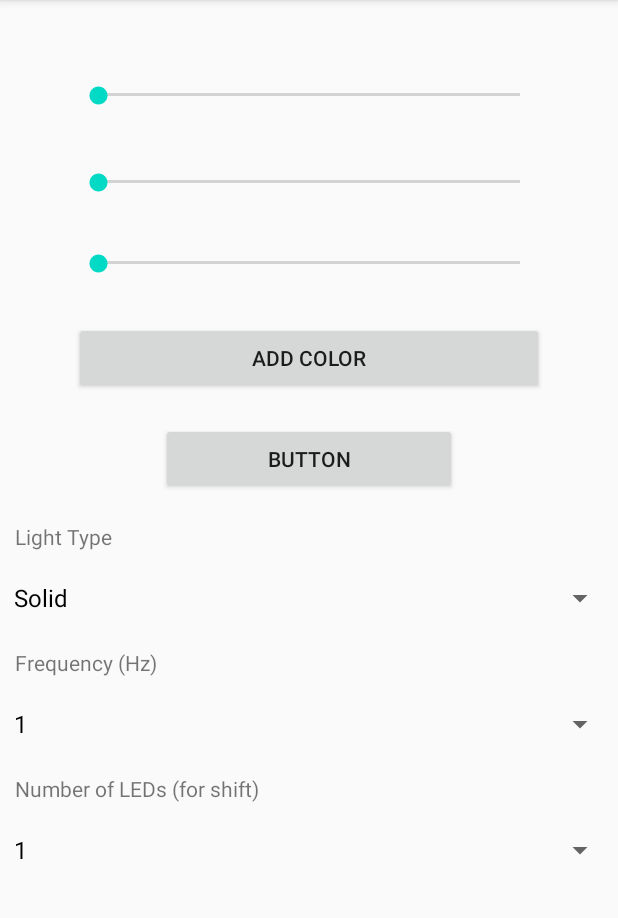
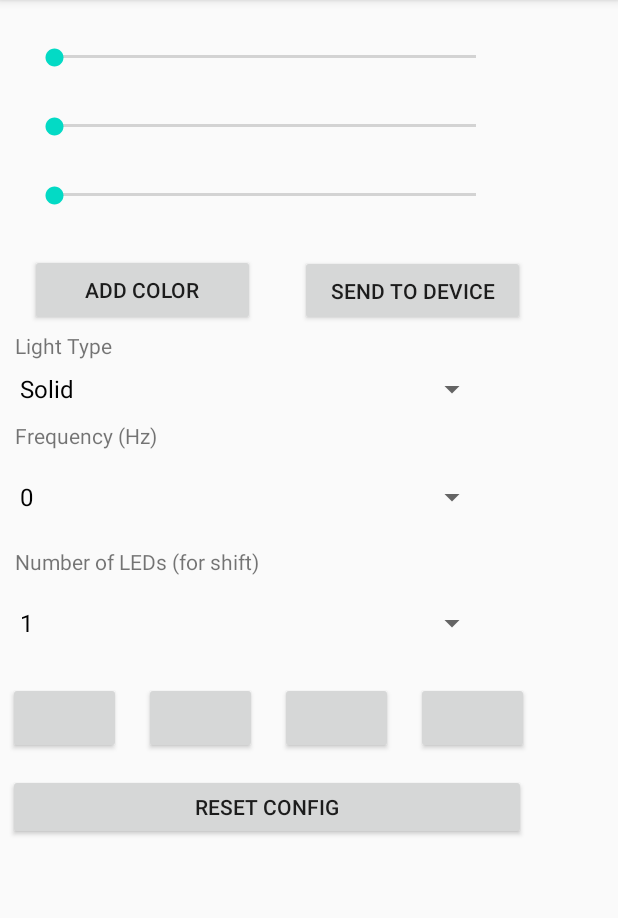
Before and after one commit to djcicala/RPILightControl, an Android app: the screen it shows after launch (MainActivity), on a phone screen of 412 x 824 dp, the part 84-1002 px from its top. Run offline under Robolectric (Android 15) with nearby library versions, the light colour scheme and no system bars.

Commit message:
4_5 added string building and clearing functionality, made work with the raspberry pi

```diff
--- a/Android_Application/app/src/main/java/com/example/light_controller/AddColorButtonListener.java
+++ b/Android_Application/app/src/main/java/com/example/light_controller/AddColorButtonListener.java
@@ -8,28 +8,50 @@
 package com.example.light_controller;
 
 /******************************* imports *********************************/
+import android.content.Context;
+import android.graphics.Color;
 import android.view.View;
 import android.widget.Button;
 import android.widget.SeekBar;
+import android.widget.Toast;
 
 public class AddColorButtonListener implements Button.OnClickListener
 {
     SeekBar redSeekBar, greenSeekBar, blueSeekBar; // local references of the color picker seekbars
     BluetoothMessageClass bluetoothMessage;        // local reference of the bluetooth message to send
+    Button[] colorButtons = new Button[4];         // local references of color buttons
+    Context context;
 
     /* constructor, creates local references of passed-in variables */
-    public AddColorButtonListener(SeekBar redSeekBar, SeekBar greenSeekBar, SeekBar blueSeekBar, BluetoothMessageClass bluetoothMessage)
+    public AddColorButtonListener(SeekBar redSeekBar, SeekBar greenSeekBar, SeekBar blueSeekBar, BluetoothMessageClass bluetoothMessage, Button[] colorButtons, Context context)
     {
         this.redSeekBar   = redSeekBar;
         this.greenSeekBar = greenSeekBar;
         this.blueSeekBar  = blueSeekBar;
         this.bluetoothMessage = bluetoothMessage;
+
+        this.context = context;
+
+        int i = 0;
+        for(i=0;i<4;i++)
+        {
+            this.colorButtons[i] = colorButtons[i];
+        }
     }
 
     /* called when the "add color" button is pressed */
     @Override
     public void onClick(View v)
     {
+        int index = this.bluetoothMessage.numColors;
+        if(index > 3)
+        {
+            Toast.makeText(context, "Too many colors!", Toast.LENGTH_LONG).show();
+        }
+        else
+        {
+            this.colorButtons[index].setBackgroundColor(Color.rgb(this.redSeekBar.getProgress(), this.greenSeekBar.getProgress(), this.blueSeekBar.getProgress()));
+
             /* add the color to the list of colors */
             this.bluetoothMessage.AddColor(this.redSeekBar.getProgress(), this.greenSeekBar.getProgress(), this.blueSeekBar.getProgress());
 
@@ -37,5 +59,9 @@ public class AddColorButtonListener implements Button.OnClickListener
             this.redSeekBar.setProgress(0);
             this.greenSeekBar.setProgress(0);
             this.blueSeekBar.setProgress(0);
+
+        }
+
+
     }
 }
--- a/Android_Application/app/src/main/java/com/example/light_controller/BluetoothMessageClass.java
+++ b/Android_Application/app/src/main/java/com/example/light_controller/BluetoothMessageClass.java
@@ -16,7 +16,7 @@ public class BluetoothMessageClass
 {
     List<ColorStruct> colors;          // list of colors (ColorStruct has RGB fields)
     String lightType;                  // light type (solid, pulse, wheel)
-    int frequency;                     // frequency of the light pulse (1-10 hz)
+    double frequency;                     // frequency of the light pulse (1-10 hz)
     String direction;                  // direction for the lights to travel (if shift)
     int numLEDs, numColors;            // number of LEDs and number of colors currently stored
     String stringToTransmit;           // assembled csv string to send
@@ -25,13 +25,11 @@ public class BluetoothMessageClass
     public BluetoothMessageClass()
     {
         this.colors = new ArrayList<ColorStruct>();
+        this.numLEDs   = 0;
+        this.numColors = 0;
+        this.frequency = 0;
 
-        this.lightType = "solid";
-        this.direction = "left";
-        this.numLEDs   = 3;
-        this.numColors = 1;
-
-        ConstructCSVStr();
+        //ConstructCSVStr();
     }
 
     /* adds an RGB color to the list of colors */
@@ -39,7 +37,7 @@ public class BluetoothMessageClass
     {
         ColorStruct localColor = new ColorStruct(r, g, b);
         this.colors.add(localColor);
-
+        this.numColors++;
     }
 
     /* sets the light type for a given input */
@@ -60,18 +58,32 @@ public class BluetoothMessageClass
         this.direction = direction;
     }
 
+    /* sets the direction of the LEDs for a given input */
+    public void SetFrequency(double frequency)
+    {
+        this.frequency = frequency;
+    }
+
     /* builds a CSV string based on whats currently stored in this class */
-    private void ConstructCSVStr()
+    public void ConstructCSVStr()
     {
         /* first clear the old string */
         this.stringToTransmit = "";
 
         /* then assign the new values */
-        this.stringToTransmit = this.lightType + ";" + this.direction + ";" + String.valueOf(this.numLEDs) + ";" + String.valueOf(this.colors.size()) + ";";
-        /* loop over all colors, adding each RGB to the CSV string */
-        for(int i =0; i < this.colors.size(); i++)
+        this.stringToTransmit = this.lightType + ";" + String.valueOf(this.numLEDs) + ";" + String.valueOf(this.frequency) + ";";
+
+        if(numColors == 0)
         {
-            this.stringToTransmit += String.valueOf(this.colors.get(i).r) + "," + String.valueOf(this.colors.get(i).g) + "," + String.valueOf(this.colors.get(i).b) + ";";
+            this.stringToTransmit += "0,0,0;";
+        }
+        else
+        {
+            /* loop over all colors, adding each RGB to the CSV string */
+            for(int i =0; i < this.colors.size(); i++)
+            {
+                this.stringToTransmit += String.valueOf(this.colors.get(i).r) + "," + String.valueOf(this.colors.get(i).g) + "," + String.valueOf(this.colors.get(i).b) + ";";
+            }
         }
 
         this.stringToTransmit += "\n";
--- /dev/null
+++ b/Android_Application/app/src/main/java/com/example/light_controller/CancelButtoniListener.java
@@ -0,0 +1,60 @@
+/*************************************************************************/
+/*  File Name:  CancelButtoniListener.java                               */
+/*  Purpose:    Routine to perform when the user presses cancel.         */
+/*  Created by: Darren Cicala on 05/04/20.                               */
+/*  Copyright © 2020 Darren Cicala, Joe Benczarski, Dan Beier.           */
+/*  All rights reserved.                                                 */
+/*************************************************************************/
+
+package com.example.light_controller;
+
+import android.graphics.Color;
+import android.view.View;
+import android.widget.Button;
+import android.widget.SeekBar;
+import android.widget.Spinner;
+
+public class CancelButtoniListener implements View.OnClickListener
+{
+    SeekBar redSlider, greenSlider, blueSlider;
+    Spinner lightType, frequency, numLEDs;
+    Button color1, color2, color3, color4;
+    BluetoothMessageClass bluetoothMessage;
+
+    /* class constructor */
+    public CancelButtoniListener(SeekBar redSlider, SeekBar greenSlider, SeekBar blueSlider, Spinner lightType, Spinner frequency, Spinner numLEDs, Button[] buttonList, BluetoothMessageClass bluetoothMessage)
+    {
+        this.redSlider   = redSlider;
+        this.greenSlider = greenSlider;
+        this.blueSlider  = blueSlider;
+        this.lightType   = lightType;
+        this.frequency   = frequency;
+        this.numLEDs     = numLEDs;
+        this.color1      = buttonList[0];
+        this.color2      = buttonList[1];
+        this.color3      = buttonList[2];
+        this.color4      = buttonList[3];
+
+        this.bluetoothMessage = bluetoothMessage;
+    }
+
+    @Override
+    public void onClick(View v)
+    {
+        this.bluetoothMessage = new BluetoothMessageClass();
+
+        this.redSlider.setProgress(0);
+        this.greenSlider.setProgress(0);
+        this.blueSlider.setProgress(0);
+
+        this.lightType.setSelection(0);
+        this.frequency.setSelection(0);
+        this.numLEDs.setSelection(0);
+
+        this.color1.setBackgroundColor(Color.rgb(211,211,211));
+        this.color2.setBackgroundColor(Color.rgb(211,211,211));
+        this.color3.setBackgroundColor(Color.rgb(211,211,211));
+        this.color4.setBackgroundColor(Color.rgb(211,211,211));
+
+    }
+}
--- a/Android_Application/app/src/main/java/com/example/light_controller/MainActivity.java
+++ b/Android_Application/app/src/main/java/com/example/light_controller/MainActivity.java
@@ -32,21 +32,23 @@ public class MainActivity extends AppCompatActivity
 {
 
     /* layout objects */
-    SeekBar redSlider;                        // red slider (R of RGB, range 0-255)
-    SeekBar greenSlider;                      // green slider (G of RGB, range 0-255)
-    SeekBar blueSlider;                       // blue slider (b of RGB range 0-255)
-    Button  addColorButton;                   // button to add the color to the current list
-    Spinner lightTypeSpinner;                 // dropdown to determine what kind of light to show (solid, pulse, shift)
-    Spinner frequencySpinner;                 // dropdown to determine what frequency to use (1-10 Hz range)
-    Spinner numLEDSpinner;                    // number of LEDs for each color in the sequence
-    Button  sendToRPIButton;                  // button to send the data over bluetooth to the raspberry pi
+    SeekBar  redSlider;                        // red slider (R of RGB, range 0-255)
+    SeekBar  greenSlider;                      // green slider (G of RGB, range 0-255)
+    SeekBar  blueSlider;                       // blue slider (b of RGB range 0-255)
+    Button   addColorButton;                   // button to add the color to the current list
+    Spinner  lightTypeSpinner;                 // dropdown to determine what kind of light to show (solid, pulse, shift)
+    Spinner  frequencySpinner;                 // dropdown to determine what frequency to use (1-10 Hz range)
+    Spinner  numLEDSpinner;                    // number of LEDs for each color in the sequence
+    Button   sendToRPIButton;                  // button to send the data over bluetooth to the raspberry pi
+    Button[] colorButtons = new Button[4];     // list of buttons to assign colors to
+    Button   cancelButton;                     // button to clear the current configuration
 
     /* bluetooth communication objects */
     BluetoothMessageClass bluetoothMessage;   // container class to store all of the relevant fields of the bluetooth message
     BluetoothSocket socket;                   // global bluetooth socket
     public OutputStream outputStream;         // outgoing stream, for sending data TO the pi
     public InputStream inStream;              // incoming stream, for receiving data FROM the pi
-    int raspberryPiIndex = 6;                 // index of the raspberry pi in the "paired devices" section of your phone
+    int raspberryPiIndex = 0;                 // index of the raspberry pi in the "paired devices" section of your phone
 
 
     /*************************************************************************/
@@ -71,6 +73,13 @@ public class MainActivity extends AppCompatActivity
         frequencySpinner = (Spinner) findViewById(R.id.frequencySpinner);
         numLEDSpinner    = (Spinner) findViewById(R.id.numberLEDs);
 
+        colorButtons[0] = (Button) findViewById(R.id.color1);
+        colorButtons[1] = (Button) findViewById(R.id.color2);
+        colorButtons[2] = (Button) findViewById(R.id.color3);
+        colorButtons[3] = (Button) findViewById(R.id.color4);
+        cancelButton    = (Button) findViewById(R.id.cancelButton);
+
+
         /* create a new instance of the bluetooth message on startup */
         bluetoothMessage = new BluetoothMessageClass();
 
@@ -91,11 +100,14 @@ public class MainActivity extends AppCompatActivity
         blueSlider.setOnSeekBarChangeListener(localSeekBarListener);
 
         /* add color button press configuration  */
-        AddColorButtonListener localButtonListener = new AddColorButtonListener(redSlider, greenSlider, blueSlider, bluetoothMessage);
+        AddColorButtonListener localButtonListener = new AddColorButtonListener(redSlider, greenSlider, blueSlider, bluetoothMessage, colorButtons, this.getApplicationContext());
         addColorButton.setOnClickListener(localButtonListener);
 
+        CancelButtoniListener cancelListener = new CancelButtoniListener(redSlider, greenSlider, blueSlider, lightTypeSpinner, frequencySpinner, numLEDSpinner, colorButtons, bluetoothMessage);
+        cancelButton.setOnClickListener(cancelListener);
+
         /* send configuration to rpi button configuration */
-        SendToRPIButtonListener localSendListener = new SendToRPIButtonListener(outputStream, inStream);
+        SendToRPIButtonListener localSendListener = new SendToRPIButtonListener(outputStream, inStream, bluetoothMessage, lightTypeSpinner, numLEDSpinner, frequencySpinner);
         sendToRPIButton.setOnClickListener(localSendListener);
 
         /* spinner (dropdown) configuration */
@@ -134,7 +146,7 @@ public class MainActivity extends AppCompatActivity
                     Object[] devices = (Object []) bondedDevices.toArray();                 // cast this list to an indexable array
                     BluetoothDevice device = (BluetoothDevice) devices[raspberryPiIndex];   // get the specific desired index of the paired bluetooth device (in this case, 6)
                     ParcelUuid[] uuids = device.getUuids();                                 // get the bluetooth UUID from the device
-                    socket = device.createRfcommSocketToServiceRecord(uuids[0].getUuid());  // then use this UUID to initialize the global bluetooth socket
+                    socket = device.createInsecureRfcommSocketToServiceRecord(uuids[0].getUuid());  // then use this UUID to initialize the global bluetooth socket
                     socket.connect();                                                       // connect the socket
                     outputStream = socket.getOutputStream();                                // initialize the output stream
                     inStream = socket.getInputStream();                                     // initialize the input stream
--- a/Android_Application/app/src/main/java/com/example/light_controller/SendToRPIButtonListener.java
+++ b/Android_Application/app/src/main/java/com/example/light_controller/SendToRPIButtonListener.java
@@ -10,6 +10,7 @@ package com.example.light_controller;
 /******************************* imports *********************************/
 import android.view.View;
 import android.widget.Button;
+import android.widget.Spinner;
 
 import java.io.IOException;
 import java.io.InputStream;
@@ -23,12 +24,19 @@ public class SendToRPIButtonListener implements Button.OnClickListener
 
     final int BUFFER_SIZE = 1024;           // maximum return string size
     byte[] buffer = new byte[BUFFER_SIZE];  // byte buffer for reading from the bluetooth bus
+    BluetoothMessageClass bluetoothMessage; // message to send to the raspberry pi
+    Spinner lightType, numLEDs, frequency;
 
     /* class constructor. Creates local copies of the input and output streams. */
-    public SendToRPIButtonListener(OutputStream os, InputStream is)
+    public SendToRPIButtonListener(OutputStream os, InputStream is, BluetoothMessageClass bluetoothMessage, Spinner lightType, Spinner numLEDs, Spinner frequency)
     {
         this.os = os;
         this.is = is;
+        this.bluetoothMessage = bluetoothMessage;
+
+        this.lightType = lightType;
+        this.numLEDs   = numLEDs;
+        this.frequency = frequency;
     }
 
     /* this function gets called when the button is pressed  */
@@ -37,14 +45,12 @@ public class SendToRPIButtonListener implements Button.OnClickListener
     {
         try
         {
-            this.write("ACK");   // send an ack bit to see if the signal is acknowledged on the raspberry pi's end
-            this.read();            // read from the bus, ensuring that we received an "ACK" in response
+            bluetoothMessage.SetFrequency(Double.valueOf(this.frequency.getSelectedItem().toString()));
+            bluetoothMessage.SetLightType(this.lightType.getSelectedItem().toString());
+            bluetoothMessage.SetNumLEDs(Integer.valueOf(this.numLEDs.getSelectedItem().toString()));
 
-            String response = new String(buffer); // convert the response to a string so we can compare it
-            if(response.equals("ACK") == true)
-            { // an ACK was received
-                this.write("probe");           // send the data to the raspberry pi TODO: add the actual bluetooth message here
-            }
+            bluetoothMessage.ConstructCSVStr();
+            this.write(bluetoothMessage.stringToTransmit);
         }
         /* error handling */
         catch(IOException e)
--- a/Android_Application/app/src/main/res/layout/activity_main.xml
+++ b/Android_Application/app/src/main/res/layout/activity_main.xml
@@ -8,11 +8,11 @@
 
     <Spinner
         android:id="@+id/lightType"
-        android:layout_width="409dp"
-        android:layout_height="wrap_content"
-        android:layout_marginStart="1dp"
-        android:layout_marginLeft="1dp"
-        android:layout_marginTop="112dp"
+        android:layout_width="320dp"
+        android:layout_height="24dp"
+        android:layout_marginStart="5dp"
+        android:layout_marginLeft="5dp"
+        android:layout_marginTop="30dp"
         app:layout_constraintStart_toStartOf="parent"
         app:layout_constraintTop_toBottomOf="@+id/addColorButton" />
 
@@ -20,9 +20,9 @@
         android:id="@+id/seekBarRed"
         android:layout_width="313dp"
         android:layout_height="16dp"
-        android:layout_marginStart="49dp"
-        android:layout_marginLeft="49dp"
-        android:layout_marginTop="55dp"
+        android:layout_marginStart="20dp"
+        android:layout_marginLeft="20dp"
+        android:layout_marginTop="30dp"
         android:max="255"
         app:layout_constraintStart_toStartOf="parent"
         app:layout_constraintTop_toTopOf="parent" />
@@ -31,9 +31,9 @@
         android:id="@+id/seekBarGreen"
         android:layout_width="313dp"
         android:layout_height="16dp"
-        android:layout_marginStart="49dp"
-        android:layout_marginLeft="49dp"
-        android:layout_marginTop="42dp"
+        android:layout_marginStart="20dp"
+        android:layout_marginLeft="20dp"
+        android:layout_marginTop="30dp"
         android:max="255"
         app:layout_constraintStart_toStartOf="parent"
         app:layout_constraintTop_toBottomOf="@+id/seekBarRed" />
@@ -42,19 +42,19 @@
         android:id="@+id/seekBarBlue"
         android:layout_width="313dp"
         android:layout_height="16dp"
-        android:layout_marginStart="49dp"
-        android:layout_marginLeft="49dp"
-        android:layout_marginTop="38dp"
+        android:layout_marginStart="20dp"
+        android:layout_marginLeft="20dp"
+        android:layout_marginTop="30dp"
         android:max="255"
         app:layout_constraintStart_toStartOf="parent"
         app:layout_constraintTop_toBottomOf="@+id/seekBarGreen" />
 
     <Button
         android:id="@+id/addColorButton"
-        android:layout_width="313dp"
+        android:layout_width="150dp"
         android:layout_height="48dp"
-        android:layout_marginStart="49dp"
-        android:layout_marginLeft="49dp"
+        android:layout_marginStart="20dp"
+        android:layout_marginLeft="20dp"
         android:layout_marginTop="31dp"
         android:text="ADD COLOR"
         app:layout_constraintStart_toStartOf="parent"
@@ -62,20 +62,20 @@
 
     <Spinner
         android:id="@+id/numberLEDs"
-        android:layout_width="409dp"
+        android:layout_width="320dp"
         android:layout_height="wrap_content"
-        android:layout_marginStart="1dp"
-        android:layout_marginLeft="1dp"
+        android:layout_marginStart="5dp"
+        android:layout_marginLeft="5dp"
         android:layout_marginTop="36dp"
         app:layout_constraintStart_toStartOf="parent"
         app:layout_constraintTop_toBottomOf="@+id/frequencySpinner" />
 
     <Spinner
         android:id="@+id/frequencySpinner"
-        android:layout_width="409dp"
+        android:layout_width="320dp"
         android:layout_height="wrap_content"
-        android:layout_marginStart="1dp"
-        android:layout_marginLeft="1dp"
+        android:layout_marginStart="5dp"
+        android:layout_marginLeft="5dp"
         android:layout_marginTop="36dp"
         app:layout_constraintStart_toStartOf="parent"
         app:layout_constraintTop_toBottomOf="@+id/lightType" />
@@ -115,13 +115,64 @@
 
     <Button
         android:id="@+id/sendToRPI"
-        android:layout_width="197dp"
+        android:layout_width="150dp"
         android:layout_height="47dp"
-        android:layout_marginStart="107dp"
-        android:layout_marginLeft="107dp"
-        android:layout_marginTop="19dp"
-        android:text="Button"
+        android:layout_marginStart="30dp"
+        android:layout_marginLeft="30dp"
+        android:layout_marginTop="32dp"
+        android:text="SEND TO DEVICE"
+        app:layout_constraintStart_toEndOf="@+id/addColorButton"
+        app:layout_constraintTop_toBottomOf="@+id/seekBarBlue" />
+
+    <Button
+        android:id="@+id/color1"
+        android:layout_width="75dp"
+        android:layout_height="wrap_content"
+        android:layout_marginStart="5dp"
+        android:layout_marginLeft="5dp"
+        android:layout_marginTop="15dp"
         app:layout_constraintStart_toStartOf="parent"
-        app:layout_constraintTop_toBottomOf="@+id/addColorButton" />
+        app:layout_constraintTop_toBottomOf="@+id/numberLEDs" />
+
+    <Button
+        android:id="@+id/color2"
+        android:layout_width="75dp"
+        android:layout_height="wrap_content"
+        android:layout_marginStart="15dp"
+        android:layout_marginLeft="15dp"
+        android:layout_marginTop="15dp"
+        app:layout_constraintStart_toEndOf="@+id/color1"
+        app:layout_constraintTop_toBottomOf="@+id/numberLEDs" />
+
+    <Button
+        android:id="@+id/color3"
+        android:layout_width="75dp"
+        android:layout_height="wrap_content"
+        android:layout_marginStart="15dp"
+        android:layout_marginLeft="15dp"
+        android:layout_marginTop="15dp"
+        app:layout_constraintStart_toEndOf="@+id/color2"
+        app:layout_constraintTop_toBottomOf="@+id/numberLEDs" />
+
+    <Button
+        android:id="@+id/color4"
+        android:layout_width="75dp"
+        android:layout_height="wrap_content"
+        android:layout_marginStart="15dp"
+        android:layout_marginLeft="15dp"
+        android:layout_marginTop="15dp"
+        app:layout_constraintStart_toEndOf="@+id/color3"
+        app:layout_constraintTop_toBottomOf="@+id/numberLEDs" />
+
+    <Button
+        android:id="@+id/cancelButton"
+        android:layout_width="345dp"
+        android:layout_height="44dp"
+        android:layout_marginStart="5dp"
+        android:layout_marginLeft="5dp"
+        android:layout_marginTop="13dp"
+        android:text="RESET CONFIG"
+        app:layout_constraintStart_toStartOf="parent"
+        app:layout_constraintTop_toBottomOf="@+id/color1" />
 
 </androidx.constraintlayout.widget.ConstraintLayout>
--- a/Android_Application/app/src/main/res/values/strings.xml
+++ b/Android_Application/app/src/main/res/values/strings.xml
@@ -5,25 +5,25 @@
         <item>Pulse</item>
         <item>Shift Left</item>
         <item>Shift Right</item>
+        <item>Off</item>
     </string-array>
 
     <string-array name="Frequency">
-        <item>1</item>
-        <item>2</item>
-        <item>3</item>
-        <item>4</item>
-        <item>5</item>
-        <item>6</item>
-        <item>7</item>
-        <item>8</item>
-        <item>9</item>
-        <item>10</item>
+        <item>0</item>
+        <item>0.1</item>
+        <item>0.2</item>
+        <item>0.5</item>
+        <item>0.8</item>
+        <item>1.0</item>
+        <item>2.0</item>
+        <item>5.0</item>
     </string-array>
 
     <string-array name="numLEDs">
         <item>1</item>
         <item>2</item>
         <item>3</item>
+        <item>4</item>
     </string-array>
 
 </resources>
```
Lines whose indentation alone changed are shown as unchanged.
